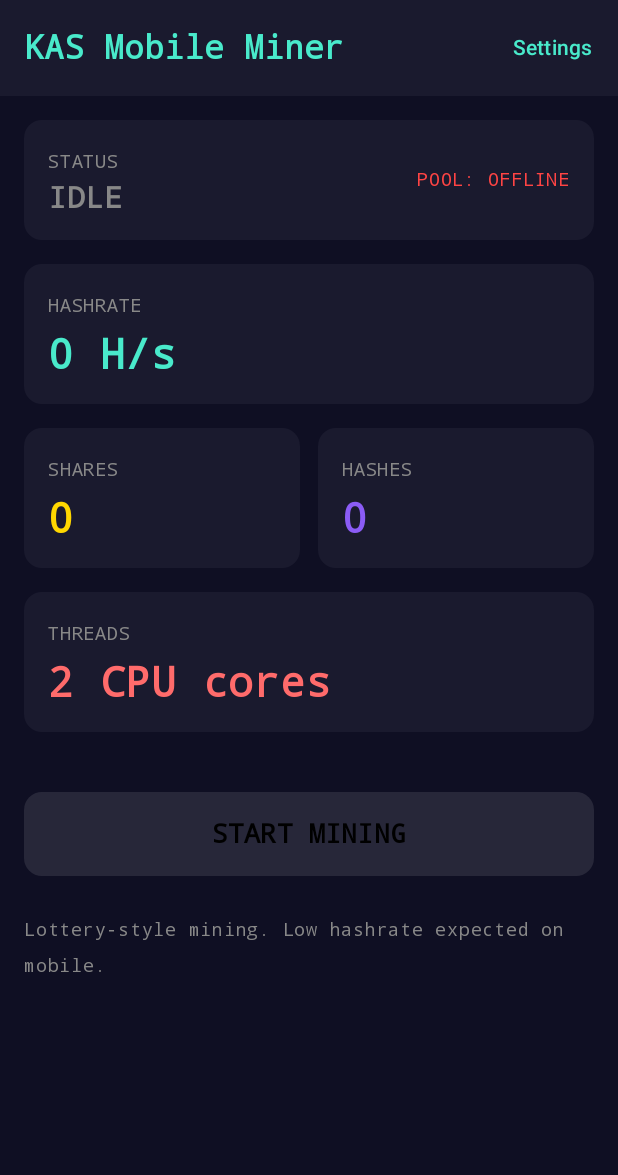
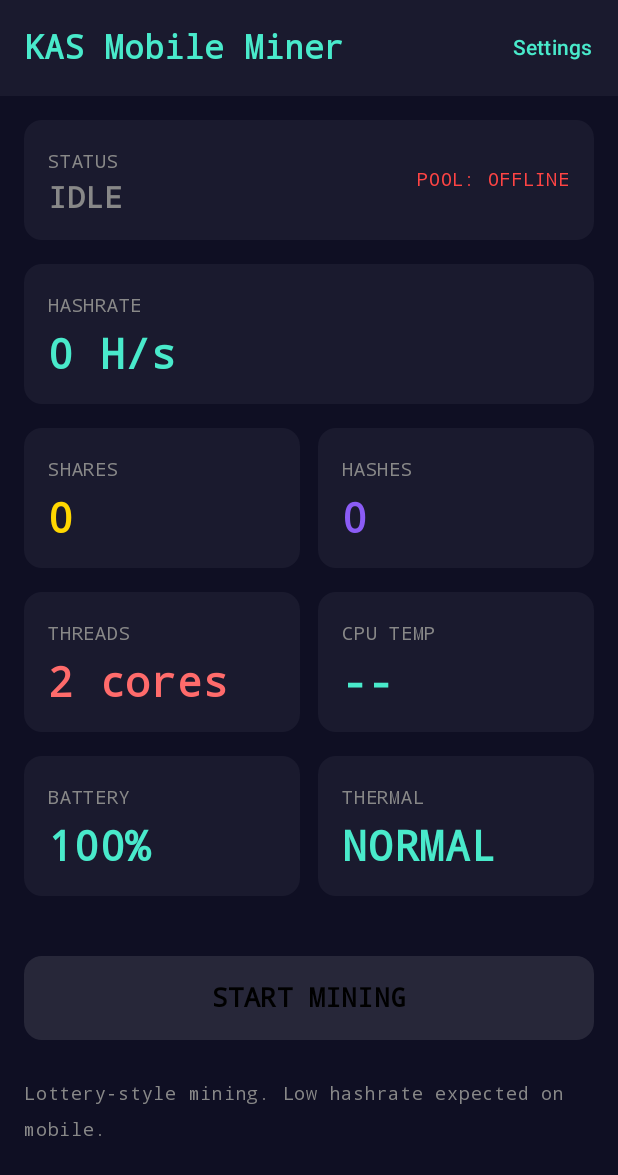
Before and after one commit to proofofprints/PoPMobile, an Android app built with Jetpack Compose: the screen it shows after launch (MainActivity), on a phone screen of 412 x 824 dp. Shown: the top 1175 px of the screen. Run offline under Robolectric (Android 15) with nearby library versions, the phone set to English and light mode, and no system bars; 1 statement that could not run was skipped.

Commit message:
Add thermal monitoring, auto-throttling, and live device stats to UI
- ThermalMonitor reads CPU temp from thermal zones and PowerManager API
- Auto-throttle: reduces threads at 50°C, pauses mining at 55°C
- Auto-resume: restarts mining when temperature returns to normal
- Battery monitoring: pauses mining at 10% (unless charging)
- Dashboard now shows CPU temp, battery %, thermal state, active threads
- Thread count display shows "active / configured" while mining
- Notification includes CPU temperature
- Color-coded thermal indicators (green → yellow → orange → red)

https://claude.ai/code/session_01NKi5Y8WNFXEYugebbCzxQb

```diff
--- a/app/src/main/java/com/proofofprints/kasminer/ui/MainActivity.kt
+++ b/app/src/main/java/com/proofofprints/kasminer/ui/MainActivity.kt
@@ -111,6 +111,10 @@ class MainActivity : ComponentActivity() {
         var sharesFound by remember { mutableIntStateOf(0) }
         var isRunning by remember { mutableStateOf(false) }
         var poolConnected by remember { mutableStateOf(false) }
+        var cpuTemp by remember { mutableFloatStateOf(0f) }
+        var batteryPercent by remember { mutableIntStateOf(100) }
+        var thermalState by remember { mutableStateOf("NORMAL") }
+        var activeThreads by remember { mutableIntStateOf(0) }
 
         // Update stats periodically
         LaunchedEffect(serviceBound.value) {
@@ -121,6 +125,10 @@ class MainActivity : ComponentActivity() {
                     sharesFound = it.sharesFound
                     isRunning = it.isRunning
                     poolConnected = it.isPoolConnected
+                    cpuTemp = it.cpuTemp
+                    batteryPercent = it.batteryPercent
+                    thermalState = it.thermalState.name
+                    activeThreads = it.activeThreads
                 }
                 delay(1000)
             }
@@ -209,11 +217,57 @@ class MainActivity : ComponentActivity() {
                         )
                     }
 
-                    StatCard(
-                        label = "THREADS",
-                        value = "$threads CPU cores",
-                        color = Color(0xFFFF6B6B)
-                    )
+                    // Threads & thermal row
+                    Row(
+                        modifier = Modifier.fillMaxWidth(),
+                        horizontalArrangement = Arrangement.spacedBy(12.dp)
+                    ) {
+                        StatCard(
+                            label = "THREADS",
+                            value = if (isRunning) "$activeThreads / $threads" else "$threads cores",
+                            color = Color(0xFFFF6B6B),
+                            modifier = Modifier.weight(1f)
+                        )
+                        StatCard(
+                            label = "CPU TEMP",
+                            value = if (cpuTemp > 0) "${cpuTemp.toInt()}°C" else "--",
+                            color = when {
+                                cpuTemp >= 55 -> Color(0xFFFF4444)
+                                cpuTemp >= 50 -> Color(0xFFFF8C00)
+                                cpuTemp >= 45 -> Color(0xFFFFD700)
+                                else -> Color(0xFF49EACB)
+                            },
+                            modifier = Modifier.weight(1f)
+                        )
+                    }
+
+                    // Battery & thermal state row
+                    Row(
+                        modifier = Modifier.fillMaxWidth(),
+                        horizontalArrangement = Arrangement.spacedBy(12.dp)
+                    ) {
+                        StatCard(
+                            label = "BATTERY",
+                            value = "$batteryPercent%",
+                            color = when {
+                                batteryPercent <= 10 -> Color(0xFFFF4444)
+                                batteryPercent <= 20 -> Color(0xFFFFD700)
+                                else -> Color(0xFF49EACB)
+                            },
+                            modifier = Modifier.weight(1f)
+                        )
+                        StatCard(
+                            label = "THERMAL",
+                            value = thermalState,
+                            color = when (thermalState) {
+                                "CRITICAL" -> Color(0xFFFF4444)
+                                "THROTTLE" -> Color(0xFFFF8C00)
+                                "WARNING" -> Color(0xFFFFD700)
+                                else -> Color(0xFF49EACB)
+                            },
+                            modifier = Modifier.weight(1f)
+                        )
+                    }
 
                     Spacer(modifier = Modifier.height(8.dp))
 
```
Also changed, not shown: app/src/main/java/com/proofofprints/kasminer/service/MiningService.kt (+64 -5 lines), app/src/main/java/com/proofofprints/kasminer/service/ThermalMonitor.kt (added, +176 -0 lines).
